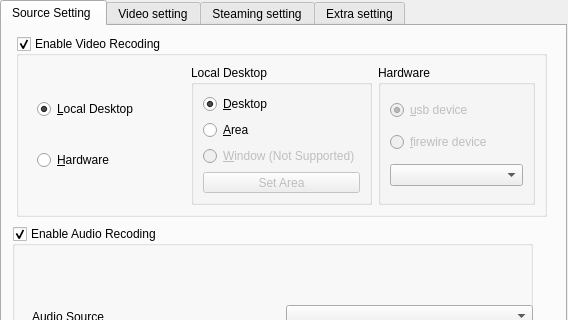
Old version of the form src/freeseer/configtool/forms/freeseer_configtool_ui.ui in the repository Freeseer/freeseer; both pictures show x 0 to 568 and y 0 to 320 of the 568 by 493 pixel window.
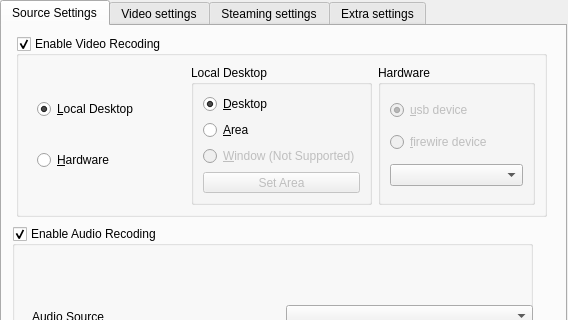
New version of the form. The open tabs and pages were chosen to show the change. Icons and pictures are not drawn.

Commit message: remove info tab add 's' after setting

What changed in the file:
```diff
--- a/src/freeseer/configtool/forms/freeseer_configtool_ui.ui
+++ b/src/freeseer/configtool/forms/freeseer_configtool_ui.ui
@@ -55,7 +55,7 @@
    </property>
    <widget class="QWidget" name="SourceSetting">
     <attribute name="title">
-     <string>Source Setting </string>
+     <string>Source Settings</string>
     </attribute>
     <widget class="QGroupBox" name="groupBox_videoSource">
      <property name="geometry">
@@ -307,7 +307,7 @@
    </widget>
    <widget class="QWidget" name="Videosetting">
     <attribute name="title">
-     <string>Video setting</string>
+     <string>Video settings</string>
     </attribute>
     <layout class="QVBoxLayout" name="verticalLayout_2">
      <item>
@@ -416,7 +416,7 @@
    </widget>
    <widget class="QWidget" name="tab">
     <attribute name="title">
-     <string>Steaming setting</string>
+     <string>Steaming settings</string>
     </attribute>
     <widget class="QGroupBox" name="groupBox_streaming">
      <property name="enabled">
@@ -712,7 +712,7 @@
    </widget>
    <widget class="QWidget" name="Extrasetting">
     <attribute name="title">
-     <string>Extra setting</string>
+     <string>Extra settings</string>
     </attribute>
     <widget class="QGroupBox" name="groupBox_autoHide">
      <property name="geometry">
```
Left out of the diff: 4 changed lines with no effect on the pictures. The commit also changes 2 other files.
